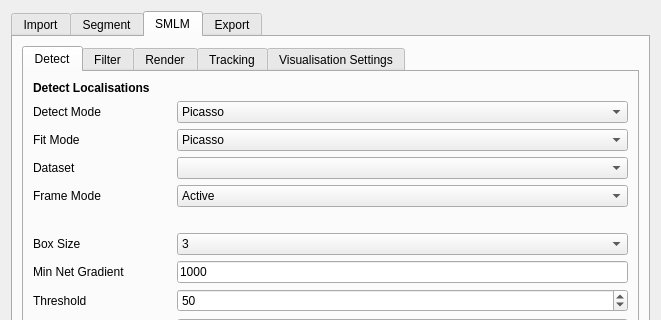
The window that src/moltrack/GUI/widget_ui.ui (piedrro/napari-moltrack) describes before a commit, drawn with Qt 5; both pictures show x 0 to 661 and y 0 to 320 of the 661 by 684 pixel window.
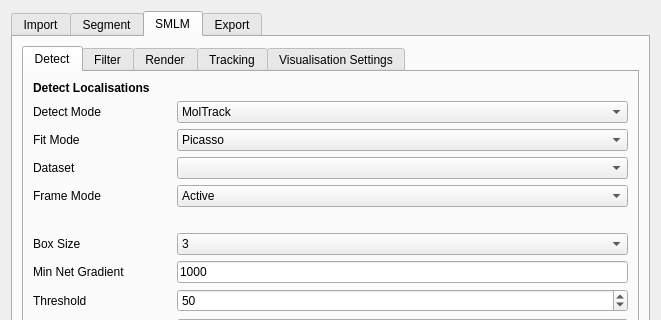
The same window after the commit. The open tabs and pages were chosen to show the change.

Diff of the .ui file:
```diff
--- a/src/moltrack/GUI/widget_ui.ui
+++ b/src/moltrack/GUI/widget_ui.ui
@@ -992,7 +992,7 @@
               <widget class="QComboBox" name="smlm_detect_mode">
                <item>
                 <property name="text">
-                 <string>Picasso</string>
+                 <string>MolTrack</string>
                 </property>
                </item>
                <item>
```
Left out of the diff: 10 changed lines with no effect on the pictures.
